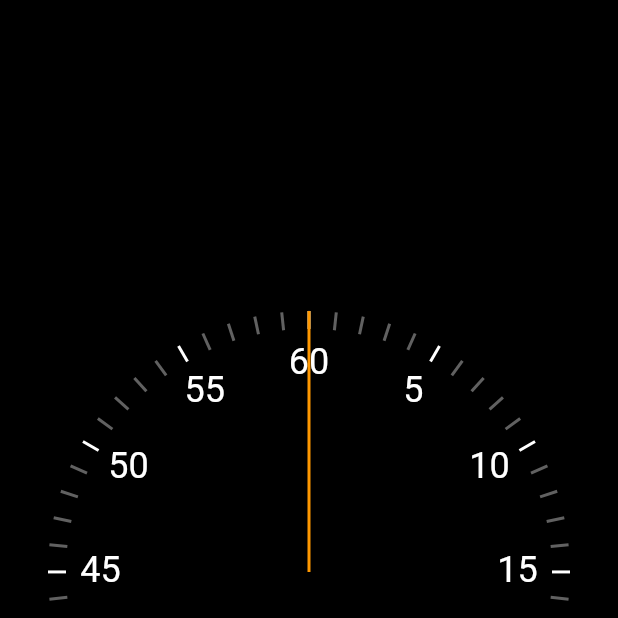
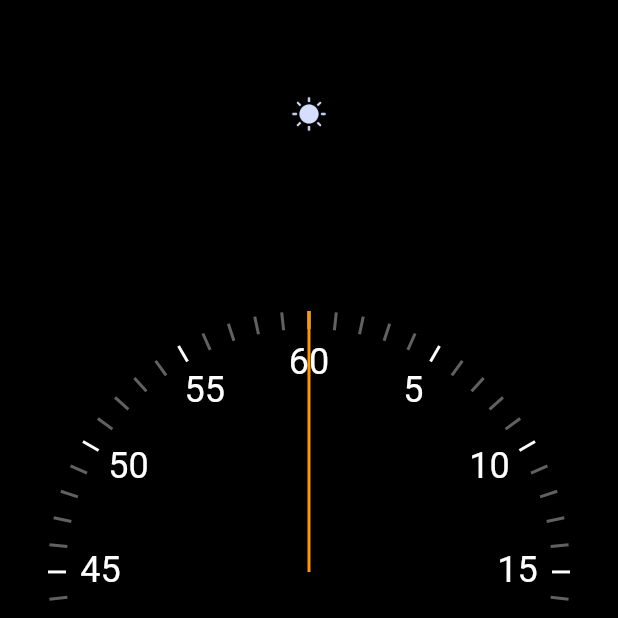
Before and after one commit to bizz84/flutter_animations_course_materials, a Flutter app: the screen it shows after launch, on a phone screen of 412 x 824 dp, the top half of it. Run offline on Flutter 3.47's test engine with Material 2 defaults, Android fonts, the phone set to English and light mode, and no system bars; our stand-ins replace flutter_riverpod, flutter_svg, hive, hive_flutter, modal_bottom_sheet; missing offline and left inert: adaptive_action_sheet, page_flip_builder; accounts and stored records are empty.

Commit message:
Add theme toggle code

```diff
--- a/projects/stopwatch_flutter/lib/main.dart
+++ b/projects/stopwatch_flutter/lib/main.dart
@@ -6,28 +6,47 @@ void main() {
   runApp(MyApp());
 }
 
-class MyApp extends StatelessWidget {
+class MyApp extends StatefulWidget {
+  @override
+  State<MyApp> createState() => _MyAppState();
+}
+
+class _MyAppState extends State<MyApp> {
+  var brightness = Brightness.dark;
+
   @override
   Widget build(BuildContext context) {
     return MaterialApp(
       debugShowCheckedModeBanner: false,
-      theme: ThemeData.dark().copyWith(
+      themeMode:
+          brightness == Brightness.dark ? ThemeMode.dark : ThemeMode.light,
+      theme: ThemeData(),
+      darkTheme: ThemeData.dark().copyWith(
         scaffoldBackgroundColor: Colors.black,
       ),
-      home: MyHomePage(),
+      home: MyHomePage(
+        onThemeToggle: () => setState(() => brightness =
+            brightness == Brightness.dark ? Brightness.light : Brightness.dark),
+      ),
     );
   }
 }
 
 class MyHomePage extends StatelessWidget {
-  MyHomePage({Key? key}) : super(key: key);
-
+  MyHomePage({Key? key, required this.onThemeToggle}) : super(key: key);
+  final VoidCallback onThemeToggle;
   @override
   Widget build(BuildContext context) {
+    final useNightMode =
+        Theme.of(context).colorScheme.brightness == Brightness.dark;
     return AnnotatedRegion<SystemUiOverlayStyle>(
-      value: SystemUiOverlayStyle.light,
+      value:
+          useNightMode ? SystemUiOverlayStyle.light : SystemUiOverlayStyle.dark,
       child: Scaffold(
-        body: Center(
+        body: Stack(
+          fit: StackFit.expand,
+          children: [
+            Center(
               child: Padding(
                 padding: const EdgeInsets.all(32.0),
                 child: AspectRatio(
@@ -36,7 +55,34 @@ class MyHomePage extends StatelessWidget {
                 ),
               ),
             ),
+            Positioned.fill(
+              top: 64,
+              child: Align(
+                alignment: Alignment.topCenter,
+                child: ThemeToggleButton(
+                  onToggle: this.onThemeToggle,
+                ),
+              ),
+            )
+          ],
+        ),
       ),
     );
   }
 }
+
+class ThemeToggleButton extends StatelessWidget {
+  const ThemeToggleButton({Key? key, required this.onToggle}) : super(key: key);
+  final VoidCallback onToggle;
+
+  @override
+  Widget build(BuildContext context) {
+    final useNightMode =
+        Theme.of(context).colorScheme.brightness == Brightness.dark;
+    final assetName = useNightMode ? 'toggle-day' : 'toggle-night';
+    return GestureDetector(
+      onTap: onToggle,
+      child: Image.asset('assets/$assetName.png'),
+    );
+  }
+}
--- a/projects/stopwatch_flutter/lib/ui/clock_markers.dart
+++ b/projects/stopwatch_flutter/lib/ui/clock_markers.dart
@@ -13,7 +13,11 @@ class ClockSecondsTickMarker extends StatelessWidget {
 
   @override
   Widget build(BuildContext context) {
-    final color = seconds % 5 == 0 ? Colors.white : Colors.grey[700];
+    final useNightMode =
+        Theme.of(context).colorScheme.brightness == Brightness.dark;
+    final color = seconds % 5 == 0
+        ? (useNightMode ? Colors.white : Colors.black87)
+        : (useNightMode ? Colors.grey[700] : Colors.grey[500]);
     const width = 2.0;
     const height = 12.0;
     return Transform(
--- a/projects/stopwatch_flutter/lib/ui/reset_button.dart
+++ b/projects/stopwatch_flutter/lib/ui/reset_button.dart
@@ -15,6 +15,7 @@ class ResetButton extends StatelessWidget {
             alignment: Alignment.center,
             child: Text(
               'Reset',
+              style: TextStyle(color: Colors.white),
             ),
           ),
         ),
--- a/projects/stopwatch_flutter/lib/ui/start_stop_button.dart
+++ b/projects/stopwatch_flutter/lib/ui/start_stop_button.dart
@@ -17,6 +17,7 @@ class StartStopButton extends StatelessWidget {
             alignment: Alignment.center,
             child: Text(
               isRunning ? 'Stop' : 'Start',
+              style: TextStyle(color: Colors.white),
             ),
           ),
         ),
--- a/projects/stopwatch_flutter/pubspec.yaml
+++ b/projects/stopwatch_flutter/pubspec.yaml
@@ -45,9 +45,8 @@ flutter:
   uses-material-design: false
 
   # To add assets to your application, add an assets section, like this:
-  # assets:
-  #   - images/a_dot_burr.jpeg
-  #   - images/a_dot_ham.jpeg
+  assets:
+    - assets/
 
   # An image asset can refer to one or more resolution-specific "variants", see
   # https://flutter.dev/assets-and-images/#resolution-aware.
```
Also changed, not shown: projects/stopwatch_flutter/assets/2.0x/toggle-day.png (added), projects/stopwatch_flutter/assets/2.0x/toggle-night.png (added), projects/stopwatch_flutter/assets/toggle-day.png (added), projects/stopwatch_flutter/assets/toggle-night.png (added). Lines whose indentation alone changed are shown as unchanged.
